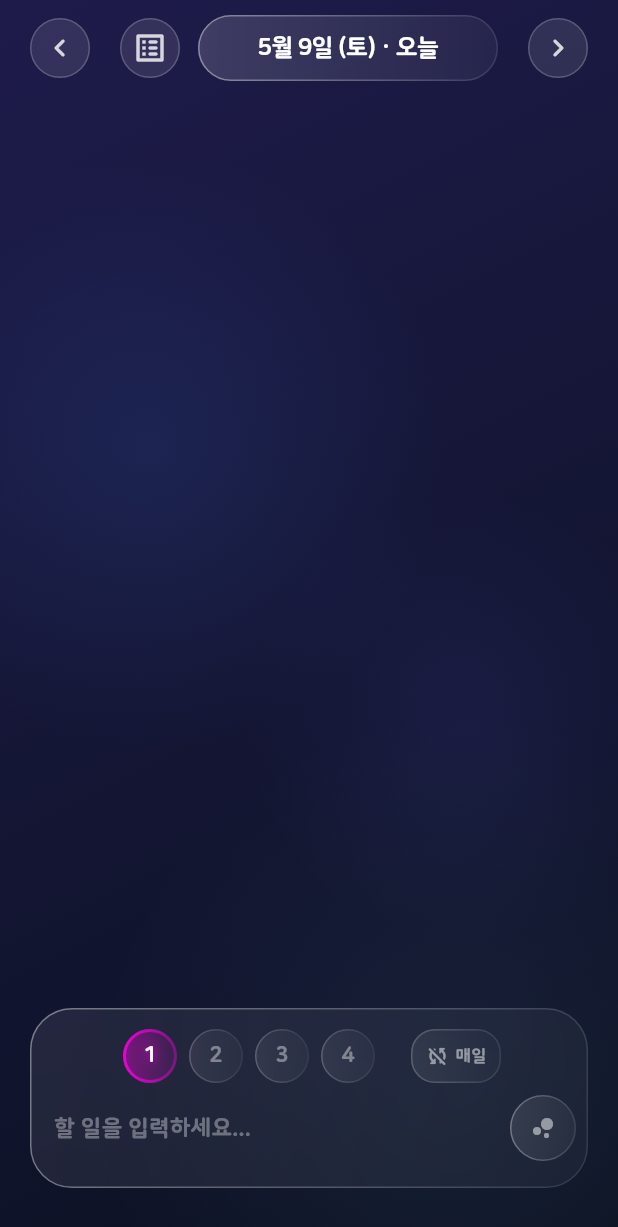
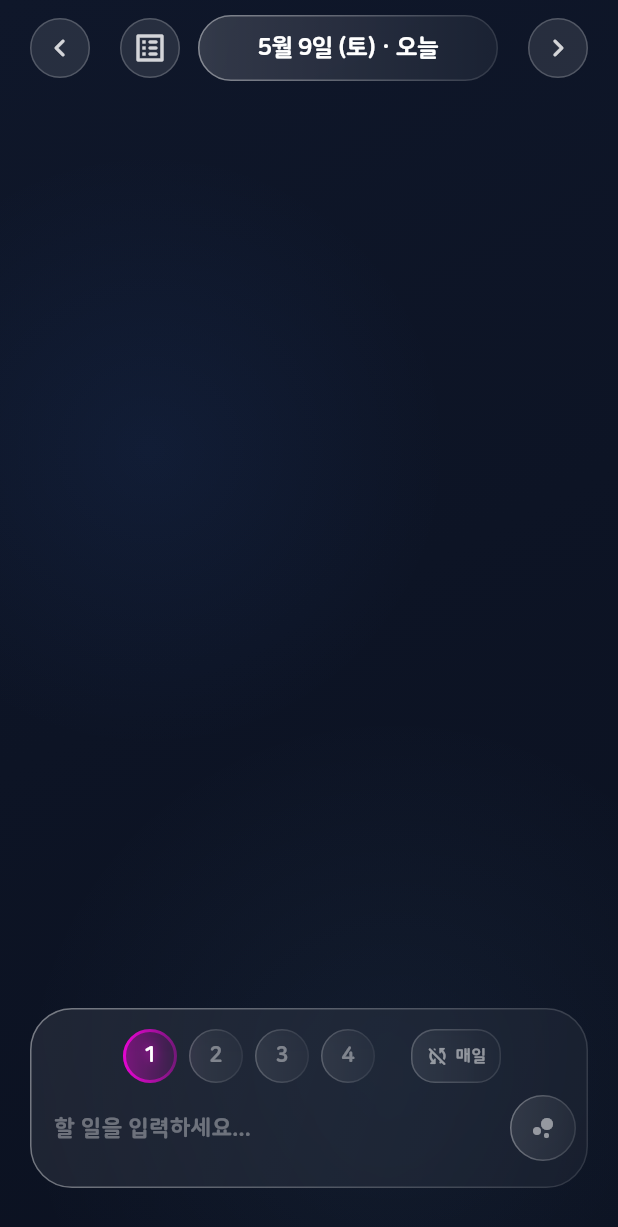
Before and after one commit to stlim1025/DoBubble, a Flutter app: the screen it shows after launch, on a phone screen of 412 x 824 dp. Shown: the top 1227 px of the screen. Run offline on Flutter 3.47's test engine with Material 3 defaults, Android fonts, the phone set to English and light mode, and no system bars; drawn by our look-alikes of glassmorphism; our stand-ins replace audioplayers, firebase_core, shared_preferences; accounts and stored records are empty.

Commit message:
Fix : 발열 최적화

```diff
--- a/lib/screens/home_screen.dart
+++ b/lib/screens/home_screen.dart
@@ -293,7 +293,8 @@ class _HomeScreenState extends State<HomeScreen> with TickerProviderStateMixin,
 
     final now = DateTime.now();
     if (_lastPhysicsTime != null) {
-      if (now.difference(_lastPhysicsTime!).inMilliseconds < 16) return;
+      // 프레임 레이트 제한 (최대 30fps) - 발열 방지를 위해 더 완화
+      if (now.difference(_lastPhysicsTime!).inMilliseconds < 30) return;
     }
     _lastPhysicsTime = now;
 
@@ -662,42 +663,32 @@ class _HomeScreenState extends State<HomeScreen> with TickerProviderStateMixin,
 
                 behavior: HitTestBehavior.opaque,
                 child: RepaintBoundary(
-                  child: AnimatedBuilder(
-                    animation: _bgAnim,
-                    builder: (context, child) {
-                      return Stack(
+                  child: Stack(
                     children: [
                       Container(
-                            decoration: BoxDecoration(
+                        decoration: const BoxDecoration(
                           gradient: LinearGradient(
                             begin: Alignment.topLeft,
                             end: Alignment.bottomRight,
                             colors: [
-                                  Color.lerp(const Color(0xFF0F172A), const Color(0xFF1E1B4B), _bgAnim.value)!,
-                                  Color.lerp(const Color(0xFF1E1B4B), const Color(0xFF0B1120), _bgAnim.value)!,
-                                ],
-                              ),
-                            ),
-                          ),
-                          // Animated glowing orbs
+                              Color(0xFF0F172A),
+                              Color(0xFF0B1120),
+                            ],
+                          ),
+                        ),
+                      ),
+                      // 정적인 광원 (연산량 감소)
                       Positioned(
-                            top: 100 + 50 * sin(_bgAnim.value * pi),
+                        top: 100,
                         left: -100,
-                            child: _buildGlowOrb(const Color(0xFF4488FF), 400, 0.6),
+                        child: _buildGlowOrb(const Color(0xFF4488FF), 400, 0.4),
                       ),
                       Positioned(
                         bottom: -150,
-                            right: -100 + 50 * cos(_bgAnim.value * pi),
-                            child: _buildGlowOrb(const Color(0xFF88CCFF), 500, 0.4),
-                          ),
-                          Positioned(
-                            top: MediaQuery.of(context).size.height * 0.4,
-                            right: -50,
-                            child: _buildGlowOrb(const Color(0xFF6366F1), 300, 0.5),
-                          ),
-                        ],
-                      );
-                    },
+                        right: -100,
+                        child: _buildGlowOrb(const Color(0xFF88CCFF), 500, 0.3),
+                      ),
+                    ],
                   ),
                 ),
               ),
```
Also changed, not shown: lib/widgets/bubble_widget.dart (+9 -5 lines). Lines whose indentation alone changed are shown as unchanged.
